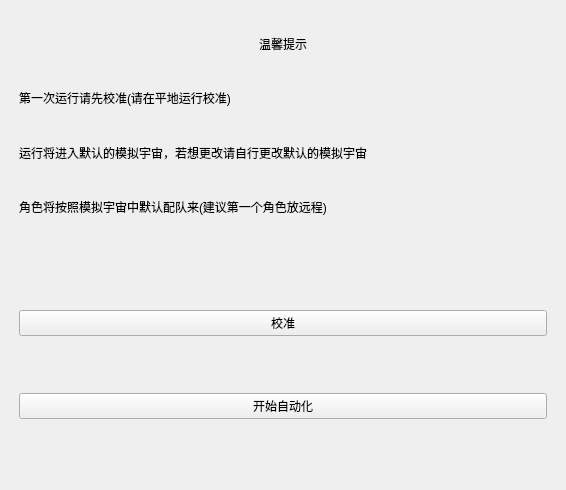
Old version of the form widgets/widget/ui/universe_widget.ui in the repository JunNanLYS/AutoStarRail.
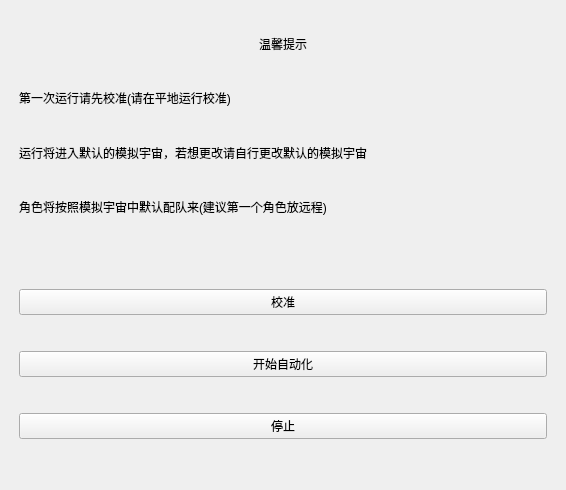
New version of the form. Custom widgets are drawn as their Qt base class.

Patch:
```diff
--- a/widgets/widget/ui/universe_widget.ui
+++ b/widgets/widget/ui/universe_widget.ui
@@ -83,6 +83,13 @@
         </property>
        </widget>
       </item>
+      <item>
+       <widget class="PushButton" name="stopButton">
+        <property name="text">
+         <string>停止</string>
+        </property>
+       </widget>
+      </item>
      </layout>
     </widget>
    </item>
```
